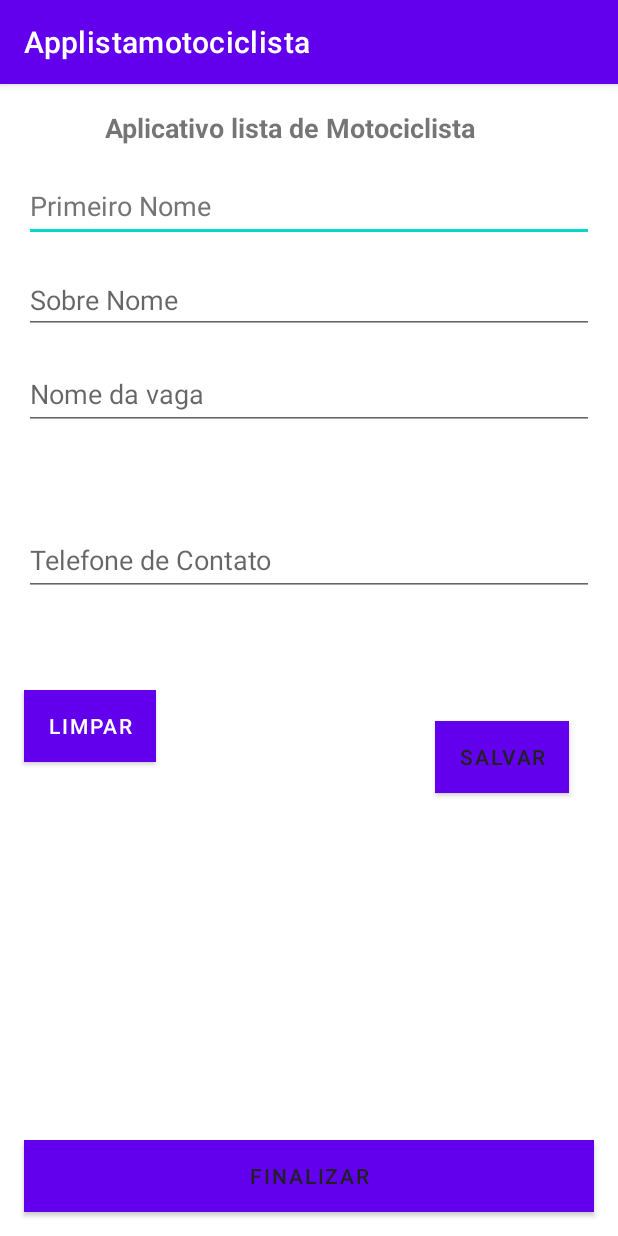
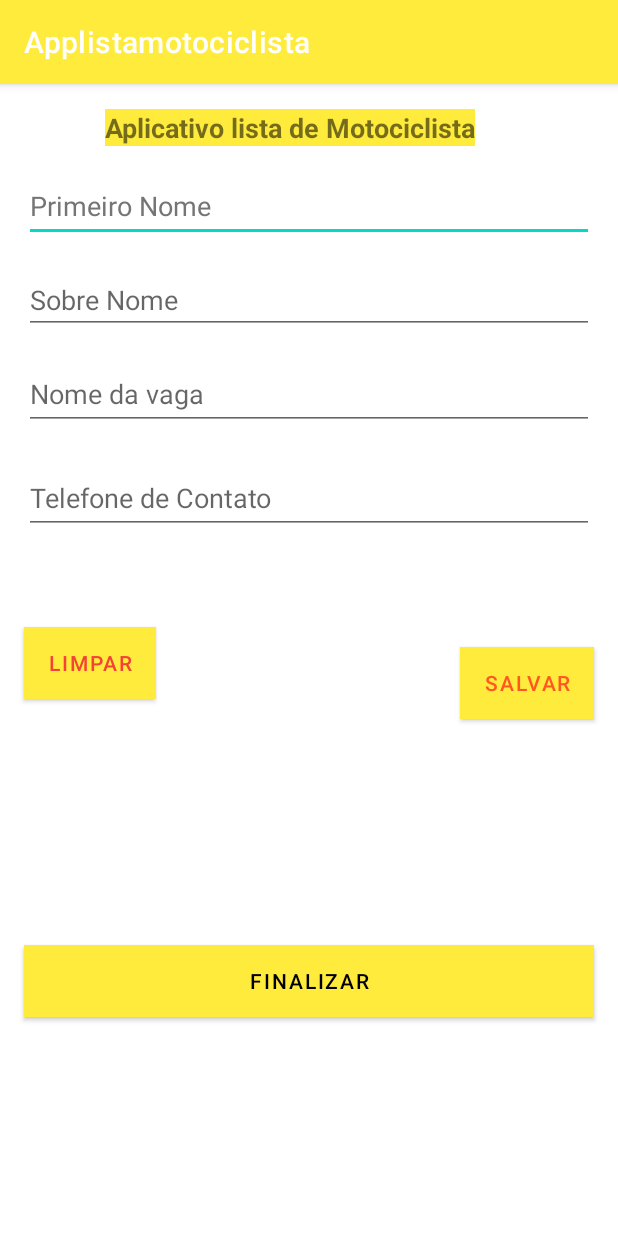
Before and after one commit to renatobrasil1/Curso-Desenvolvimento-Android, an Android app: the screen it shows after launch (MainActivity), on a phone screen of 412 x 824 dp. Run offline under Robolectric (Android 15) with nearby library versions, the phone set to English and light mode, and no system bars.

Commit message:
Ajustado o layout do aplicando cor de layout

```diff
--- a/Applistamotociclista/app/src/main/res/layout/activity_main.xml
+++ b/Applistamotociclista/app/src/main/res/layout/activity_main.xml
@@ -7,6 +7,7 @@
 
 
     <TextView
+        android:background="@color/amarelo"
         android:id="@+id/txttitulo"
         android:layout_width="wrap_content"
         android:layout_height="wrap_content"
@@ -72,33 +73,37 @@
         android:minHeight="48dp"
         app:layout_constraintBottom_toTopOf="@+id/btbLimpar"
         app:layout_constraintEnd_toEndOf="parent"
+        app:layout_constraintHorizontal_bias="0.093"
         app:layout_constraintStart_toStartOf="parent"
-        app:layout_constraintTop_toBottomOf="@+id/editTextTextPersonName3" />
+        app:layout_constraintTop_toBottomOf="@+id/editTextTextPersonName3"
+        app:layout_constraintVertical_bias="0.105" />
+
     <Button
         android:id="@+id/btbLimpar"
         android:layout_width="wrap_content"
         android:layout_height="wrap_content"
         android:layout_marginStart="16dp"
-        android:layout_marginBottom="252dp"
+        android:layout_marginBottom="164dp"
         android:background="@color/black"
         android:text="@string/txt_btn_limpar"
+        android:textColor="#F44336"
         app:layout_constraintBottom_toTopOf="@+id/btnFinalizar"
         app:layout_constraintStart_toStartOf="parent" />
 
     <Button
-        android:id="@+id/button2"
+        android:id="@+id/btnsalvar"
         android:layout_width="wrap_content"
         android:layout_height="wrap_content"
         android:layout_marginEnd="16dp"
-        android:background="@color/corBotoes"
+        android:background="@color/black"
         android:text="@string/txt_btn_salvar"
-        android:textColor="#212121"
+        android:textColor="#FF5722"
         app:layout_constraintBottom_toTopOf="@+id/btnFinalizar"
         app:layout_constraintEnd_toEndOf="parent"
-        app:layout_constraintHorizontal_bias="0.919"
+        app:layout_constraintHorizontal_bias="1.0"
         app:layout_constraintStart_toEndOf="@+id/btbLimpar"
         app:layout_constraintTop_toBottomOf="@+id/editTextTextPersonName4"
-        app:layout_constraintVertical_bias="0.265" />
+        app:layout_constraintVertical_bias="0.333" />
 
     <Button
         android:id="@+id/btnFinalizar"
@@ -106,12 +111,12 @@
         android:layout_height="wrap_content"
         android:layout_margin="16dp"
 
-        android:layout_marginBottom="16dp"
-        android:background="@color/corBotoes"
+        android:background="@color/teal_700"
         android:text="@string/txt_btn_finalizar"
-        android:textColor="#212121"
+        android:textColor="#000000"
         app:layout_constraintBottom_toBottomOf="parent"
         app:layout_constraintEnd_toEndOf="parent"
-        app:layout_constraintHorizontal_bias="1.0"
-        app:layout_constraintStart_toStartOf="parent" />
+        app:layout_constraintStart_toStartOf="parent"
+        app:layout_constraintTop_toTopOf="@+id/txttitulo"
+        app:layout_constraintVertical_bias="0.806" />
 </androidx.constraintlayout.widget.ConstraintLayout>
--- a/Applistamotociclista/app/src/main/res/values-night/themes.xml
+++ b/Applistamotociclista/app/src/main/res/values-night/themes.xml
@@ -2,7 +2,7 @@
     <!-- Base application theme. -->
     <style name="Theme.Applistamotociclista" parent="Theme.MaterialComponents.DayNight.DarkActionBar">
         <!-- Primary brand color. -->
-        <item name="colorPrimary">@color/purple_200</item>
+        <item name="colorPrimary">@color/white</item>
         <item name="colorPrimaryVariant">@color/purple_700</item>
         <item name="colorOnPrimary">@color/black</item>
         <!-- Secondary brand color. -->
--- a/Applistamotociclista/app/src/main/res/values/themes.xml
+++ b/Applistamotociclista/app/src/main/res/values/themes.xml
@@ -2,9 +2,9 @@
     <!-- Base application theme. -->
     <style name="Theme.Applistamotociclista" parent="Theme.MaterialComponents.DayNight.DarkActionBar">
         <!-- Primary brand color. -->
-        <item name="colorPrimary">@color/purple_500</item>
+        <item name="colorPrimary">@color/amarelo</item>
         <item name="colorPrimaryVariant">@color/purple_700</item>
-        <item name="colorOnPrimary">@color/white</item>
+        <item name="colorOnPrimary">@color/purple_700</item>
         <!-- Secondary brand color. -->
         <item name="colorSecondary">@color/teal_200</item>
         <item name="colorSecondaryVariant">@color/teal_700</item>
```
